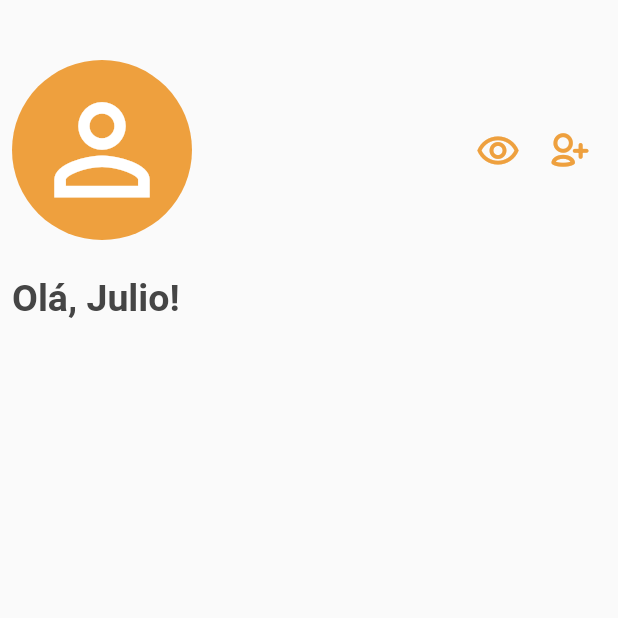
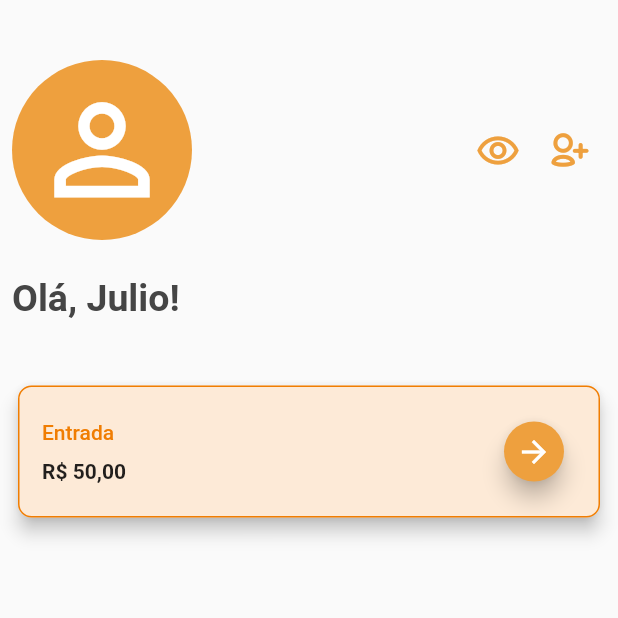
Before and after one commit to gustavocnp95/app-caldo-cana-campeao, a Flutter app: the HomePage screen opened by its route, on a phone screen of 412 x 824 dp, the top half of it. Run offline on Flutter 3.47's test engine with Material 2 defaults, Android fonts, the phone set to English and light mode, and no system bars; our stand-ins replace fluttertoast, shared_preferences; accounts and stored records are empty; generated files the repository leaves out were written again.

Commit message:
cria card de total

```diff
--- a/lib/color/theme_colors.dart
+++ b/lib/color/theme_colors.dart
@@ -5,4 +5,5 @@ class CampeaoColors {
   static const Color primaryColorDark = Color.fromRGBO(240, 125, 2, 1);
   static const Color primaryColorSoft = Color.fromRGBO(242, 124, 4, 0.16);
   static const Color primaryTextColor = Color.fromRGBO(69, 69, 69, 1);
+  static const Color primaryBackgroundColorSoft = Color.fromRGBO(253, 234, 215, 1);
 }
--- a/lib/home/home_page.dart
+++ b/lib/home/home_page.dart
@@ -1,22 +1,82 @@
 import 'package:caldo_cana_campeao/color/theme_colors.dart';
 import 'package:caldo_cana_campeao/commons/icons/campeao_icons_icons.dart';
-import 'package:caldo_cana_campeao/commons/sharedpreferences/campeao_shared_preferences.dart';
 import 'package:flutter/cupertino.dart';
 import 'package:flutter/material.dart';
-import 'package:fluttertoast/fluttertoast.dart';
 
 class HomePage extends StatelessWidget {
   const HomePage({Key? key}) : super(key: key);
 
   @override
   Widget build(BuildContext context) {
-    Fluttertoast.showToast(msg: CampeaoSharedPreferences.getUserEmail() ?? "ruim");
     return Scaffold(
       body: Center(
         child: ListView(children: <Widget>[
           _createHeader(),
+          _createReportAbstract(),
         ]),
       ),
+    );
+  }
+
+  Padding _createReportAbstract() {
+    return Padding(
+      padding: const EdgeInsets.only(left: 8, right: 8, top: 40),
+      child: Card(
+        elevation: 5,
+        color: CampeaoColors.primaryBackgroundColorSoft,
+        shape: RoundedRectangleBorder(
+          side: const BorderSide(color: CampeaoColors.primaryColorDark),
+          borderRadius: BorderRadius.circular(9),
+        ),
+        child: Padding(
+          padding: const EdgeInsets.only(top: 20, left: 16, bottom: 20),
+          child: Align(
+            alignment: Alignment.centerLeft,
+            child: Row(children: [
+              Column(crossAxisAlignment: CrossAxisAlignment.start, children: [
+                _createTitleLabel(),
+                _createAmountLabel(),
+              ]),
+              Expanded(
+                child: Padding(
+                  padding: const EdgeInsets.only(right: 20),
+                  child: Column(
+                      crossAxisAlignment: CrossAxisAlignment.end,
+                      children: [
+                        _createForwardButton(),
+                      ]),
+                ),
+              ),
+            ]),
+          ),
+        ),
+      ),
+    );
+  }
+
+  Text _createTitleLabel() {
+    return const Text(
+      "Entrada",
+      style: TextStyle(
+          color: CampeaoColors.primaryColorDark, fontWeight: FontWeight.w500),
+    );
+  }
+
+  Padding _createAmountLabel() {
+    return const Padding(
+      padding: EdgeInsets.only(top: 10),
+      child: Text(
+        "R\$ 50,00",
+        style: TextStyle(fontWeight: FontWeight.w700),
+      ),
+    );
+  }
+
+  FloatingActionButton _createForwardButton() {
+    return FloatingActionButton.small(
+      onPressed: () {},
+      backgroundColor: CampeaoColors.primaryColor,
+      child: const Icon(Icons.arrow_forward),
     );
   }
 
@@ -54,7 +114,7 @@ class HomePage extends StatelessWidget {
     return const Text(
       'Olá, Julio!',
       style: TextStyle(
-          fontWeight: FontWeight.bold,
+          fontWeight: FontWeight.w700,
           color: CampeaoColors.primaryTextColor,
           fontSize: 25),
     );
```
Also changed, not shown: lib/custom_widgets/campeao_app_bar.dart (+8 -5 lines).
